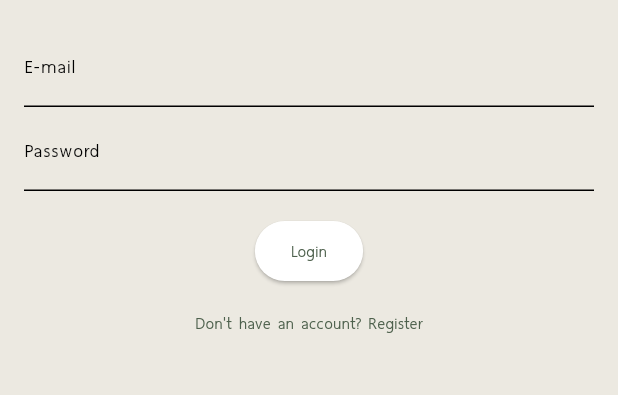
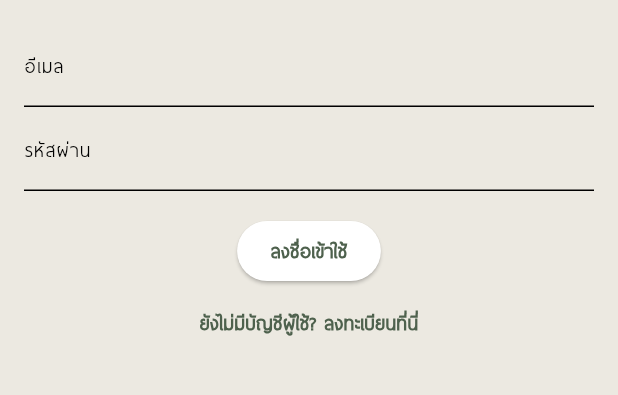
Before and after one commit to OteEnded/HealthyElderly_Flutter, a Flutter app: the screen it shows after launch, on a phone screen of 412 x 824 dp, the part 463-858 px from its top. Run offline on Flutter 3.47's test engine with Material 3 defaults, Android fonts, the phone set to English and light mode, and no system bars; our stand-ins replace flutter_dotenv, shared_preferences.

```diff
--- a/lib/main.dart
+++ b/lib/main.dart
@@ -2,10 +2,6 @@ import 'package:flutter/material.dart';
 import 'package:healthy_elderly/pages/login_page.dart';
 import 'pages/home_page.dart';
 import 'package:flutter_dotenv/flutter_dotenv.dart';
-// import 'pages/dashboard_page.dart';
-// import 'pages/suggestion_page.dart';
-// import 'pages/information_page.dart';
-// import 'pages/profile_page.dart';
 
 void main() async {
   await dotenv.load();
@@ -35,6 +31,21 @@ class HealthyElderlyApp extends StatelessWidget {
         ),
         scaffoldBackgroundColor: const Color(0xFFECE9E1),
         fontFamily: 'ThaiSansLite', // Set the default font to ThaiSansLite
+        textTheme: const TextTheme(
+          displayLarge: TextStyle(fontSize: 32, fontWeight: FontWeight.bold), // Largest text
+          displayMedium: TextStyle(fontSize: 28, fontWeight: FontWeight.bold),
+          displaySmall: TextStyle(fontSize: 24, fontWeight: FontWeight.bold),
+          headlineMedium: TextStyle(fontSize: 22, fontWeight: FontWeight.bold),
+          headlineSmall: TextStyle(fontSize: 20, fontWeight: FontWeight.bold),
+          titleLarge: TextStyle(fontSize: 18, fontWeight: FontWeight.bold),
+          bodyLarge: TextStyle(fontSize: 16), // Default body text
+          bodyMedium: TextStyle(fontSize: 14), // Secondary body text
+          titleMedium: TextStyle(fontSize: 16, fontWeight: FontWeight.w500), // Subtitles
+          titleSmall: TextStyle(fontSize: 14, fontWeight: FontWeight.w500),
+          labelLarge: TextStyle(fontSize: 16, fontWeight: FontWeight.bold), // Buttons
+          bodySmall: TextStyle(fontSize: 12), // Small text
+          labelSmall: TextStyle(fontSize: 10), // Very small text
+        ),
         useMaterial3: true,
       ),
       home: const LoginPage(),
--- a/lib/pages/edit_profile_page.dart
+++ b/lib/pages/edit_profile_page.dart
@@ -20,9 +20,9 @@ class _EditProfilePageState extends State<EditProfilePage> {
   late TextEditingController _genderController; // Gender (เพศสภาพ)
   // sex (เพศกำเนิด) ใช้ Dropdown
   String _sex = 'Male';
-  String _physicalActivityLevel = 'Low';
-  String _mealPreference = 'Vegeterian';
-  String _appetiteLevel = 'Low';
+  String _physicalActivityLevel = 'Moderate';
+  String _mealPreference = 'Non_Vegeterian';
+  String _appetiteLevel = 'Normal';
   late TextEditingController _favoriteFoodController;
   late TextEditingController _foodAllergiesController;
   late TextEditingController _drugAllergiesController;
--- a/lib/pages/edit_user_profile.dart
+++ b/lib/pages/edit_user_profile.dart
@@ -33,7 +33,7 @@ class _EditUserDataPageState extends State<EditUserDataPage> {
     // ตรวจสอบว่ารหัสผ่านใหม่ทั้งสองตรงกันหรือไม่
     if (newPassword != confirmPassword) {
       setState(() {
-        _errorMessage = 'Passwords do not match.';
+        _errorMessage = 'รหัสผ่านใหม่ไม่ตรงกัน';
       });
       return;
     }
@@ -60,7 +60,7 @@ class _EditUserDataPageState extends State<EditUserDataPage> {
         Navigator.pop(context, response['content']);
       } else {
         setState(() {
-          _errorMessage = response['message'] ?? 'Update failed';
+          _errorMessage = response['message'] ?? 'เกิดข้อผิดพลาดในการอัปเดตข้อมูล';
         });
       }
     } catch (e) {
@@ -78,7 +78,7 @@ class _EditUserDataPageState extends State<EditUserDataPage> {
   Widget build(BuildContext context) {
     return Scaffold(
       appBar: AppBar(
-        title: const Text("Edit User Data"),
+        title: const Text("แก้ไขข้อมูลบัญชีหลัก"),
         backgroundColor: const Color(0xFF4E614D),
       ),
       body: Padding(
@@ -88,18 +88,18 @@ class _EditUserDataPageState extends State<EditUserDataPage> {
           children: [
             TextField(
               controller: _usernameController,
-              decoration: const InputDecoration(labelText: 'Username'),
+              decoration: const InputDecoration(labelText: 'ซื่อผู้ใช้'),
             ),
             const SizedBox(height: 8),
             TextField(
               controller: _passwordController,
-              decoration: const InputDecoration(labelText: 'New Password'),
+              decoration: const InputDecoration(labelText: 'รหัสผ่านใหม่'),
               obscureText: true,
             ),
             const SizedBox(height: 8),
             TextField(
               controller: _confirmPasswordController,
-              decoration: const InputDecoration(labelText: 'Confirm New Password'),
+              decoration: const InputDecoration(labelText: 'ยืนยันรหัสผ่านใหม่'),
               obscureText: true,
             ),
             const SizedBox(height: 16),
@@ -114,7 +114,7 @@ class _EditUserDataPageState extends State<EditUserDataPage> {
                 onPressed: _isLoading ? null : _updateUserData,
                 child: _isLoading
                     ? const CircularProgressIndicator(color: Colors.white)
-                    : const Text("Update"),
+                    : const Text("ยืนยันการแก้ไขข้อมูลบัญชีหลัก"),
               ),
             ),
           ],
--- a/lib/pages/login_page.dart
+++ b/lib/pages/login_page.dart
@@ -34,7 +34,7 @@ class _LoginPageState extends State<LoginPage> {
     );
   } else {
     setState(() {
-      _message = response['message'] ?? response['error'] ?? 'Login failed.';
+      _message = response['message'] ?? response['error'] ?? 'เกิดข้อผิดพลาดในการเข้าสู่ระบบ';
     });
   }
 }
@@ -68,21 +68,21 @@ class _LoginPageState extends State<LoginPage> {
               const SizedBox(height: 16),
               TextField(
                 controller: _emailController,
-                decoration: const InputDecoration(labelText: 'E-mail'),
+                decoration: const InputDecoration(labelText: 'อีเมล'),
               ),
               TextField(
                 controller: _passwordController,
-                decoration: const InputDecoration(labelText: 'Password'),
+                decoration: const InputDecoration(labelText: 'รหัสผ่าน'),
                 obscureText: true,
               ),
               const SizedBox(height: 16),
               ElevatedButton(
                 onPressed: _login,
-                child: const Text('Login'),
+                child: const Text('ลงชื่อเข้าใช้'),
               ),
               TextButton(
                 onPressed: _goToRegister,
-                child: const Text("Don't have an account? Register"),
+                child: const Text("ยังไม่มีบัญชีผู้ใช้? ลงทะเบียนที่นี่"),
               ),
               const SizedBox(height: 8),
               // Text(
--- a/lib/pages/register_page.dart
+++ b/lib/pages/register_page.dart
@@ -23,7 +23,7 @@ class _RegisterPageState extends State<RegisterPage> {
 
     if (username.isEmpty || password.isEmpty || email.isEmpty) {
       setState(() {
-        _message = 'Please fill in all fields.';
+        _message = 'โปดกรอกข้อมูลให้ครบถ้วน';
       });
       return;
     }
@@ -38,14 +38,14 @@ class _RegisterPageState extends State<RegisterPage> {
 
     if (response['isSuccess']) {
       setState(() {
-        _message = 'Registration successful! Please login.';
+        _message = 'ลงทะเบียนสำเร็จ กรุณาเข้าสู่ระบบ';
       });
       return;
     }
 
     setState(() {
       _message =
-          response['message'] ?? response['error'] ?? 'Registration failed.';
+          response['message'] ?? response['error'] ?? 'เกิดข้อผิดพลาดในการลงทะเบียน';
     });
 
     Future.delayed(const Duration(seconds: 1), () {
@@ -57,7 +57,7 @@ class _RegisterPageState extends State<RegisterPage> {
   Widget build(BuildContext context) {
     return Scaffold(
       appBar: AppBar(
-        title: const Text('Register'),
+        title: const Text('ลงทะเบียนผู้ดูแล'),
         centerTitle: true,
         backgroundColor: const Color(0xFFECE9E1),
       ),
@@ -67,21 +67,21 @@ class _RegisterPageState extends State<RegisterPage> {
           children: [
             TextField(
               controller: _newUsernameController,
-              decoration: const InputDecoration(labelText: 'Username'),
+              decoration: const InputDecoration(labelText: 'ชื่อผู้ใช้'),
             ),
             TextField(
               controller: _newEmailController,
-              decoration: const InputDecoration(labelText: 'Email'),
+              decoration: const InputDecoration(labelText: 'อีเมล'),
             ),
             TextField(
               controller: _newPasswordController,
-              decoration: const InputDecoration(labelText: 'Password'),
+              decoration: const InputDecoration(labelText: 'รหัสผ่าน'),
               obscureText: true,
             ),
             const SizedBox(height: 16),
             ElevatedButton(
               onPressed: _register,
-              child: const Text('Register'),
+              child: const Text('ลงทะเบียน'),
             ),
             const SizedBox(height: 8),
             Text(
--- a/pubspec.yaml
+++ b/pubspec.yaml
@@ -37,6 +37,7 @@ dependencies:
   # The following adds the Cupertino Icons font to your application.
   # Use with the CupertinoIcons class for iOS style icons.
   cupertino_icons: ^1.0.8
+  provider: ^6.0.5
 
 dev_dependencies:
   flutter_test:
```
Also changed, not shown: lib/pages/dashboard_page.dart (+17 -17 lines), lib/pages/prehome_page.dart (+16 -16 lines), lib/pages/profile_page.dart (+18 -17 lines), lib/pages/sub_profile_form.dart (+13 -13 lines), lib/pages/suggestion_page.dart (+10 -10 lines), pubspec.lock.
